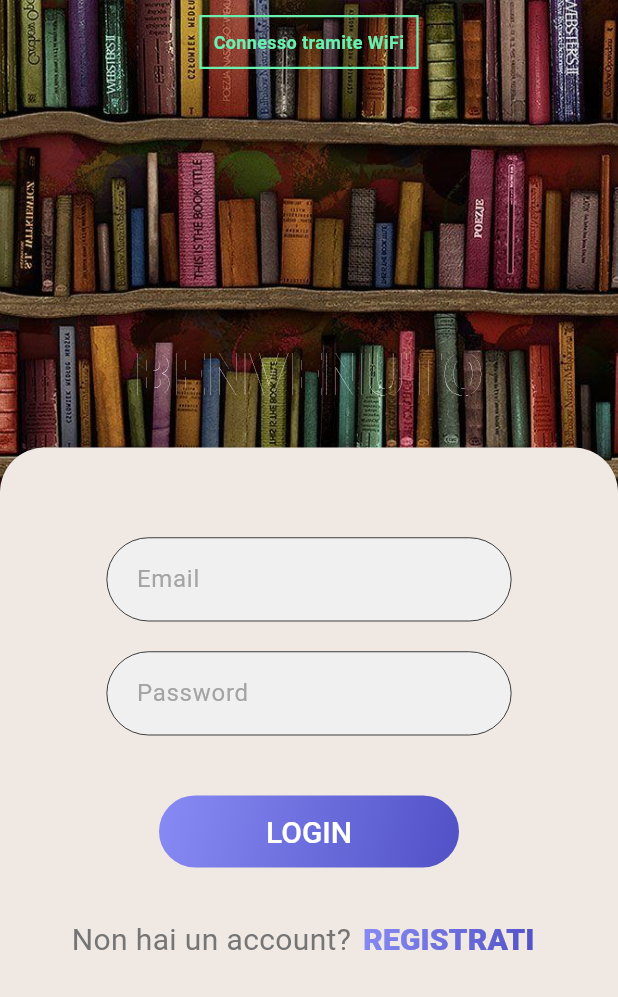
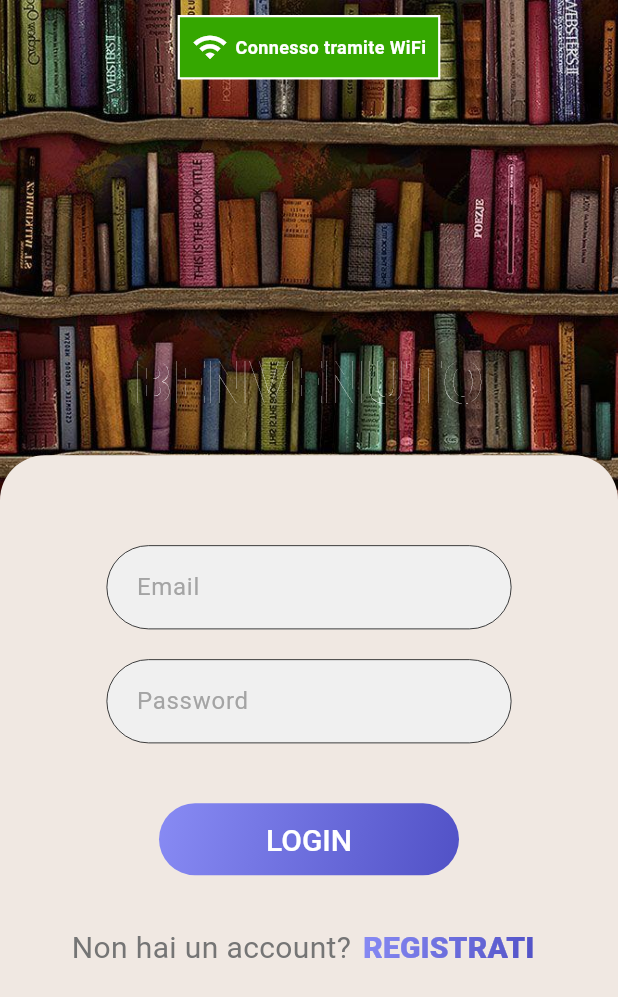
Before and after one commit to Gilgard91/firebase_app_test, a Flutter app: the screen it shows after launch, on a phone screen of 412 x 824 dp. Shown: the top 997 px of the screen. Run offline on Flutter 3.47's test engine with Material 3 defaults, Android fonts, the light colour scheme and no system bars; our stand-ins replace bloc, cloud_firestore, connectivity_plus, equatable, firebase_auth, firebase_core and 4 more; missing offline and left inert: page_flip; accounts and stored records are empty.

Commit message:
fix banner connessione

```diff
--- a/lib/login_page.dart
+++ b/lib/login_page.dart
@@ -121,21 +121,28 @@ class LoginPageState extends State<LoginPage> {
                     builder: (context, state) {
                       return Container(
                         decoration: BoxDecoration(
+                            color: state is CurrentConnection ? state.message.contains('Nessuna') ? Color(0xFFA70000) : Color(0xFF35A700) : Color(0xFFA70000),
                             border: Border.all(
                               width: 1.5,
-                              color: state is CurrentConnection ?
-                                state.message.contains('Nessuna') ? Colors.red : Colors.greenAccent : Colors.red),
-                        ),
+                              color: Colors.white,
+                        )),
                         padding: const EdgeInsets.all(8.0),
                         child: state is CurrentConnection
-                            ? Text(
+                            ? Row(
+                              mainAxisSize: MainAxisSize.min,
+                              children: [
+                                state.message.contains('WiFi') ? Icon(Icons.wifi, color: Colors.white,) : state.message.contains('mobile') ? Icon(Icons.mobile_friendly, color: Colors.white,) : Icon(Icons.no_cell, color: Colors.white,),
+                                SizedBox(width: 5,),
+                                Text(
                                   state.message,
                                   textAlign: TextAlign.center,
                                   style: TextStyle(
-                              color: state.message.contains('Nessuna') ? Colors.red : Colors.greenAccent,
+                                    color: Colors.white,
                                     fontWeight: FontWeight.bold,
                                     fontSize: 12
                                   ),
+                                ),
+                              ],
                             )
                             : Text(
                           'Controllo connessione...',
```
Lines whose indentation alone changed are shown as unchanged.
